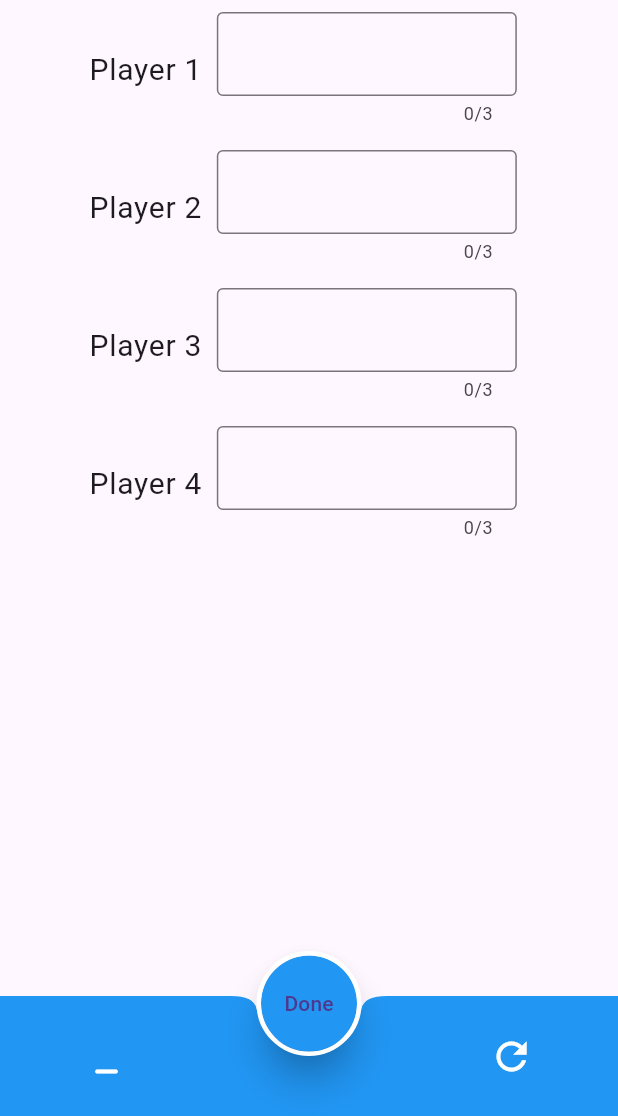
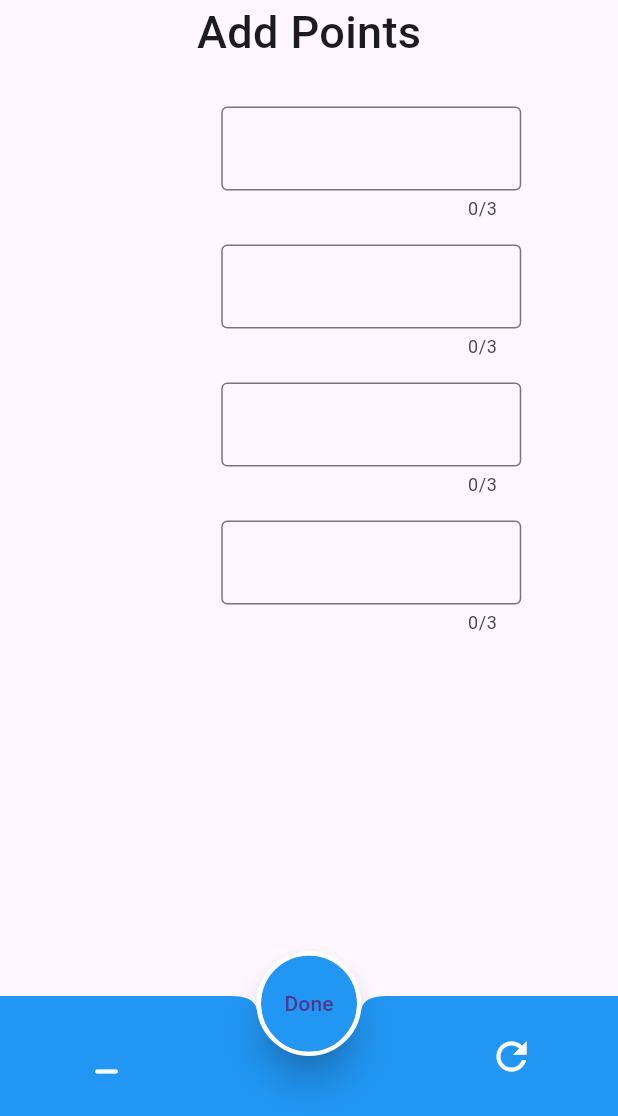
Before and after one commit to rashiqurrahman16/card_points_app, a Flutter app: the ScorePage screen opened directly, after a tap on the "add" icon, on a phone screen of 412 x 824 dp, the part 120-1236 px from its top. Run offline on Flutter 3.47's test engine with Material 3 defaults, Android fonts, the phone set to English and light mode, and no system bars; our stand-ins replace hive, hive_flutter; accounts and stored records are empty.

Commit message:
winner show

```diff
--- a/lib/pages/point_add_page.dart
+++ b/lib/pages/point_add_page.dart
@@ -24,8 +24,36 @@ class _PointAddPageState extends State<PointAddPage> {
   final score3Controller = TextEditingController();
   final score4Controller = TextEditingController();
 
+
+
+  String player1 = "";
+  String player2 = "";
+  String player3 = "";
+  String player4 = "";
+
+  @override
+  void initState() {
+    super.initState();
+    _retrieveNamesScores();
+  }
+
+  void _retrieveNamesScores() async {
+    final box1 = Boxes.getNames();
+    final names = box1.values.toList().cast<NameModel>();
+    final nameData = names.last; // Assuming there's only one set of names
+    setState(() {
+      player1 = nameData.player1;
+      player2 = nameData.player2;
+      player3 = nameData.player3;
+      player4 = nameData.player4;
+    });
+  }
+
   @override
   Widget build(BuildContext context) {
+
+    final screenSize=MediaQuery.of(context).size;
+
     return Scaffold(
       appBar: AppBar(
         title: const Row(
@@ -65,18 +93,28 @@ class _PointAddPageState extends State<PointAddPage> {
 
             return ListView(
               children: [
+                const Center(
+                child: Text(
+                "Add Points",
+                  style: TextStyle(
+                    fontSize: 30,
+                    fontWeight: FontWeight.w500,
+                  ),
+                ),
+                ),
+                const SizedBox(height: 20,),
                 ListTile(
                   title: Row(
-                    mainAxisAlignment: MainAxisAlignment.center,
+                    mainAxisAlignment: MainAxisAlignment.spaceEvenly,
                     children: [
                       Text(
-                          "Player 1",
-                        style: TextStyle(
+                          player1,
+                        style: const TextStyle(
                           fontSize: 20,
                         ),
 
                       ),
-                      SizedBox(width: 10,),
+                      const SizedBox(width: 10,),
                       SizedBox(
                         width: 200,
                           child: TextField(
@@ -94,16 +132,16 @@ class _PointAddPageState extends State<PointAddPage> {
                 ),
                 ListTile(
                   title: Row(
-                    mainAxisAlignment: MainAxisAlignment.center,
+                    mainAxisAlignment: MainAxisAlignment.spaceEvenly,
                     children: [
                       Text(
-                        "Player 2",
-                        style: TextStyle(
+                        player2,
+                        style: const TextStyle(
                           fontSize: 20,
                         ),
 
                       ),
-                      SizedBox(width: 10,),
+                      const SizedBox(width: 10,),
                       SizedBox(
                         width: 200,
                         child: TextField(
@@ -121,16 +159,16 @@ class _PointAddPageState extends State<PointAddPage> {
                 ),
                 ListTile(
                   title: Row(
-                    mainAxisAlignment: MainAxisAlignment.center,
+                    mainAxisAlignment: MainAxisAlignment.spaceEvenly,
                     children: [
                       Text(
-                        "Player 3",
-                        style: TextStyle(
+                        player3,
+                        style: const TextStyle(
                           fontSize: 20,
                         ),
 
                       ),
-                      SizedBox(width: 10,),
+                      const SizedBox(width: 10,),
                       SizedBox(
                         width: 200,
                         child: TextField(
@@ -148,16 +186,16 @@ class _PointAddPageState extends State<PointAddPage> {
                 ),
                 ListTile(
                   title: Row(
-                    mainAxisAlignment: MainAxisAlignment.center,
+                    mainAxisAlignment: MainAxisAlignment.spaceEvenly,
                     children: [
                       Text(
-                        "Player 4",
-                        style: TextStyle(
+                        player4,
+                        style: const TextStyle(
                           fontSize: 20,
                         ),
 
                       ),
-                      SizedBox(width: 10,),
+                      const SizedBox(width: 10,),
                       SizedBox(
                         width: 200,
                         child: TextField(
@@ -189,7 +227,6 @@ class _PointAddPageState extends State<PointAddPage> {
         width: 64,
         child: FloatingActionButton(
           elevation: 10,
-          child: Text('Done'),
           backgroundColor: Colors.blue,
           onPressed: () {
             final score1 = score1Controller.text;
@@ -207,27 +244,6 @@ class _PointAddPageState extends State<PointAddPage> {
               return; // Prevent saving and showing the dialog
             }
 
-            // if (int.parse(score1)+int.parse(score2)+int.parse(score3)+int.parse(score4)==360) {
-            //   //---------- for test purpose only
-            //   ScaffoldMessenger.of(context).showSnackBar(
-            //     SnackBar(
-            //       content: Text('Action completed!'), // Customize the message here
-            //       action: SnackBarAction(
-            //         label: 'Undo', // Optional action button
-            //         onPressed: () {
-            //           // Perform undo action here
-            //         },
-            //       ),
-            //     ),
-            //   );
-            //   //----------
-            //   return; // Prevent saving and showing the dialog
-            // }
-
-
-
-
-
             final scoreData = ScoreModel(
                 score1: int.parse(score1Controller.text),
                 score2: int.parse(score2Controller.text),
@@ -244,17 +260,13 @@ class _PointAddPageState extends State<PointAddPage> {
                   )
               ),
             );
-
-
-
-
-
           },
 
           shape: RoundedRectangleBorder(
             side: BorderSide(width: 3, color: Colors.white, strokeAlign: BorderSide.strokeAlignOutside),
             borderRadius: BorderRadius.circular(100),
           ),
+          child: const Text('Done'),
         ),
       ),
 
--- a/lib/pages/score_page.dart
+++ b/lib/pages/score_page.dart
@@ -4,6 +4,7 @@ import 'package:hazari/pages/home_page.dart';
 import 'package:hazari/pages/name_row_page.dart';
 import 'package:hazari/pages/point_add_page.dart';
 import 'package:hazari/pages/score_row_page.dart';
+import 'package:hazari/pages/splash_screen.dart';
 import 'package:hazari/pages/total_score_page.dart';
 import 'package:hazari/pages/winner_page.dart';
 
@@ -13,8 +14,6 @@ import '../models/name_score_model.dart';
 
 
 class ScorePage extends StatefulWidget {
-
-
   const ScorePage({
     super.key,
   });
@@ -28,6 +27,7 @@ class _ScorePageState extends State<ScorePage> {
   List<ScoreModel> scoresList = [];
 
   int winner = 0;
+  String winnerName = "";
   String player1 = "";
   String player2 = "";
   String player3 = "";
@@ -78,13 +78,6 @@ class _ScorePageState extends State<ScorePage> {
   @override
   Widget build(BuildContext context) {
     final screenSize=MediaQuery.of(context).size;
-
-    if(calculateTotalScore1(scoresList)>400){
-      winner = 1;
-    }
-
-
-
 
     return Scaffold(
 
@@ -160,6 +153,7 @@ class _ScorePageState extends State<ScorePage> {
 
               ],
             ),
+
           ),
         ]
       ),
@@ -173,17 +167,16 @@ class _ScorePageState extends State<ScorePage> {
         width: 64,
         child: FloatingActionButton(
           elevation: 10,
-          child: Icon(Icons.add),
+
           backgroundColor: Colors.blue,
-          onPressed: (){
-            Navigator.push(
-              context,
-              MaterialPageRoute(
-                  builder: (context) => const PointAddPage(
-                  )
-              ),
-            );
-          },
+          onPressed: () => calculateTotalScore1(scoresList)>=400? _winningDialog(player1)
+              :calculateTotalScore2(scoresList)>=400? _winningDialog(player2)
+              :calculateTotalScore3(scoresList)>=400? _winningDialog(player3)
+              :calculateTotalScore4(scoresList)>=400? _winningDialog(player4)
+              :_redirectToPointAddPage(context),
+          child: Icon(
+              Icons.add
+          ),
           shape: RoundedRectangleBorder(
             side: BorderSide(width: 3, color: Colors.white, strokeAlign: BorderSide.strokeAlignOutside),
             borderRadius: BorderRadius.circular(100),
@@ -265,6 +258,77 @@ class _ScorePageState extends State<ScorePage> {
         });
   }
 
+  Future<void> _winningDialog(winner) async {
+    return showDialog(
+        context: context,
+        builder: (context) {
+          return AlertDialog(
+            alignment: Alignment.center,
+            content: Column(
+              mainAxisSize: MainAxisSize.min, // Ensure content fits within screen
+              children: [
+                Container(
+                  padding: const EdgeInsets.symmetric(horizontal: 50, vertical: 40),
+                  decoration: BoxDecoration(
+                    color: Colors.blue,
+                    borderRadius: BorderRadius.circular(10.0),
+                  ),
+                  child: Column(
+                    children: [
+                      Text(
+                        'Winner',
+                        style: TextStyle(
+                          color: Colors.white,
+                          fontSize: 40.0,
+                        ),
+                      ),
+                      Row(
+                        mainAxisSize: MainAxisSize.min,
+                        children: [
+                          Text(
+                            winner,
+                            style: TextStyle(
+                              color: Colors.white,
+                              fontSize: 20.0,
+                            ),
+                          ),
+                          SizedBox(width: 15),
+                          Text(
+                            '1000 pts',
+                            style: TextStyle(
+                              color: Colors.white,
+                              fontSize: 20.0,
+                            ),
+                          ),
+                        ],
+                      ),
+                      SizedBox(height: 10),
+                    ],
+                  ),
+                ),
+              ],
+            ),
+            // actions: [
+            //   TextButton(
+            //     onPressed: () => _showRefreshDialog(), // Changed onPressed
+            //     child: Text(
+            //       'Go to Home',
+            //       style: TextStyle(color: Colors.blue),
+            //     ),
+            //   ),
+            // ],
+          );
+        });
+  }
+
+  void _redirectToPointAddPage(BuildContext context) {
+    WidgetsBinding.instance.addPostFrameCallback((_) {
+      Navigator.push(
+        context,
+        MaterialPageRoute(builder: (context) => const PointAddPage()),
+      );
+    });
+  }
 
 
 }
--- a/lib/pages/score_row_page.dart
+++ b/lib/pages/score_row_page.dart
@@ -14,7 +14,6 @@ class ScoreRow extends StatelessWidget {
   @override
   Widget build(BuildContext context) {
     final screenSize=MediaQuery.of(context).size;
-
     return Column(
       children: [
         Row(
```
Also changed, not shown: lib/data/points_page.dart (deleted, +0 -12 lines), lib/pages/winner_page.dart (+3 -102 lines).
